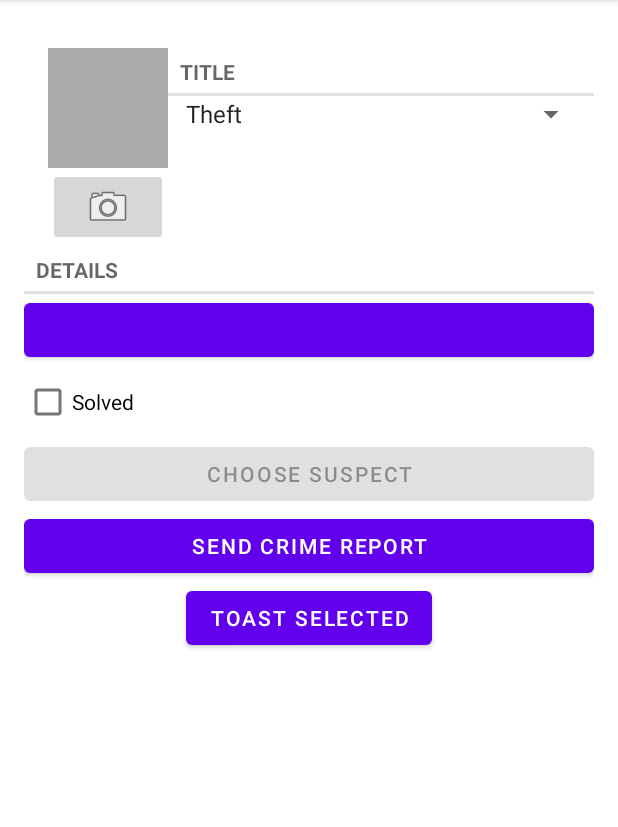
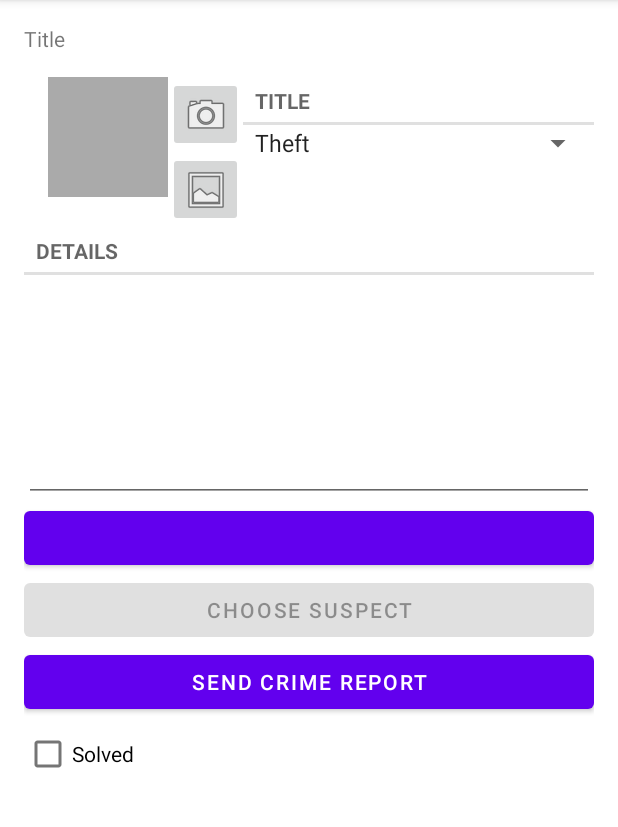
Before and after one commit to clemjfrancis/20201029_CriminalIntent_Suspect, an Android app: the screen it shows after launch (MainActivity), after a tap on "New Crime", on a phone screen of 412 x 824 dp, the part 84-911 px from its top. Run offline under Robolectric (Android 15) with nearby library versions, the phone set to English and light mode, and no system bars; our stand-ins replace Room's generated code; 1 statement that could not run was skipped.

Commit message:
added in crime description added in solve description include these in the database

```diff
--- a/app/src/main/java/com/bignerdranch/android/criminalintent/Crime.kt
+++ b/app/src/main/java/com/bignerdranch/android/criminalintent/Crime.kt
@@ -9,7 +9,9 @@ data class Crime(@PrimaryKey val id: UUID = UUID.randomUUID(),
                  var title: String = "",
                  var date: Date = Date(),
                  var isSolved: Boolean = false,
-                 var suspect: String = "") {
+                 var suspect: String = "",
+                 var details: String = "",
+                 var solveDetails: String? = null) {
 
     val photoFileName
         get() = "IMG_$id.jpg"
--- a/app/src/main/java/com/bignerdranch/android/criminalintent/CrimeFragment.kt
+++ b/app/src/main/java/com/bignerdranch/android/criminalintent/CrimeFragment.kt
@@ -48,6 +48,9 @@ class CrimeFragment : Fragment(), DatePickerFragment.Callbacks, TimePickerFragme
     private val crimeDetailViewModel: CrimeDetailViewModel by lazy {
         ViewModelProviders.of(this).get(CrimeDetailViewModel::class.java)
     }
+    private lateinit var crimeDetails: EditText
+    private lateinit var crimeSolvedTitle: TextView
+    private lateinit var crimeSolvedDetails: EditText
 
     override fun onCreate(savedInstanceState: Bundle?) {
         super.onCreate(savedInstanceState)
@@ -72,6 +75,9 @@ class CrimeFragment : Fragment(), DatePickerFragment.Callbacks, TimePickerFragme
         photoButton = view.findViewById(R.id.crime_camera) as ImageButton
         photoView = view.findViewById(R.id.crime_photo) as ImageView
         titleSpinner = view.findViewById(R.id.spinner_options) as Spinner
+        crimeDetails = view.findViewById(R.id.crime_details) as EditText
+        crimeSolvedTitle = view.findViewById(R.id.solve_title) as TextView
+        crimeSolvedDetails = view.findViewById(R.id.solve_details) as EditText
 
         context?.let {
             ArrayAdapter.createFromResource(
@@ -120,12 +126,46 @@ class CrimeFragment : Fragment(), DatePickerFragment.Callbacks, TimePickerFragme
     override fun onStart() {
         super.onStart()
 
+        val detailsWatcher = object : TextWatcher {
+            override fun beforeTextChanged(s: CharSequence?, start: Int, count: Int, after: Int) {
+            }
+
+            override fun afterTextChanged(s: Editable?) {
+            }
+
+            override fun onTextChanged(sequence: CharSequence?, start: Int, before: Int, count: Int) {
+                crime.details = sequence.toString()
+            }
+
+        }
+        crimeDetails.addTextChangedListener(detailsWatcher)
+        val solveWatcher = object : TextWatcher {
+            override fun beforeTextChanged(s: CharSequence?, start: Int, count: Int, after: Int) {
+            }
+            override fun afterTextChanged(s: Editable?) {
+            }
+
+            override fun onTextChanged(sequence: CharSequence?, start: Int, before: Int, count: Int) {
+                crime.solveDetails = sequence.toString()
+            }
+        }
+        crimeSolvedDetails.addTextChangedListener(solveWatcher)
+
 
 
 
         solvedCheckBox.apply {
             setOnCheckedChangeListener { _, isChecked ->
                 crime.isSolved = isChecked
+                if (isChecked) {
+                    crimeSolvedDetails.visibility = View.VISIBLE
+                    crimeSolvedTitle.visibility = View.VISIBLE
+                }
+                else {
+                    crime.solveDetails = null
+                    crimeSolvedDetails.visibility = View.INVISIBLE
+                    crimeSolvedTitle.visibility = View.INVISIBLE
+                }
             }
 
             dateButton.setOnClickListener{
@@ -241,14 +281,17 @@ class CrimeFragment : Fragment(), DatePickerFragment.Callbacks, TimePickerFragme
             this.setSelection(itemPosition)
         }
 
-        dateButton.text = crime.date.toString()
+        dateButton.text = DateFormat.format("EEE MMMM dd yyyy h:mm aa", this.crime.date)
         solvedCheckBox.apply {
             isChecked = crime.isSolved
+
             jumpDrawablesToCurrentState()
         }
         if (crime.suspect.isNotEmpty()) {
             suspectButton.text = crime.suspect
         }
+        crimeDetails.setText(crime.details)
+        crimeSolvedDetails.setText(crime.solveDetails)
         updatePhotoViewer()
     }
 
--- a/app/src/main/java/database/CrimeDatabase.kt
+++ b/app/src/main/java/database/CrimeDatabase.kt
@@ -7,7 +7,7 @@ import androidx.room.migration.Migration
 import androidx.sqlite.db.SupportSQLiteDatabase
 import com.bignerdranch.android.criminalintent.Crime
 
-@Database(entities = [Crime::class], version = 2)
+@Database(entities = [Crime::class], version = 3)
 @TypeConverters (CrimeTypeConverters::class)
 abstract class CrimeDatabase : RoomDatabase() {
 
@@ -21,3 +21,13 @@ val migration_1_2 = object : Migration(1, 2) {
         )
     }
 }
+val migration_2_3 = object : Migration(2,3) {
+    override fun migrate(database: SupportSQLiteDatabase) {
+        database.execSQL(
+            "ALTER TABLE Crime ADD COLUMN details TEXT NOT NULL DEFAULT ''"
+        )
+        database.execSQL(
+            "ALTER TABLE Crime ADD COLUMN solveDetails TEXT DEFAULT ''"
+        )
+    }
+}
--- a/app/src/main/java/database/CrimeRepository.kt
+++ b/app/src/main/java/database/CrimeRepository.kt
@@ -17,7 +17,9 @@ class CrimeRepository private constructor(context: Context) {
         context.applicationContext,
         CrimeDatabase::class.java,
         DATABASE_NAME
-    ).addMigrations(migration_1_2)
+    )
+        .addMigrations(migration_1_2)
+        .addMigrations(migration_2_3)
             .build()
 
     private val crimeDao = database.crimeDao()
--- a/app/src/main/res/layout/fragment_crime.xml
+++ b/app/src/main/res/layout/fragment_crime.xml
@@ -1,58 +1,79 @@
 <?xml version="1.0" encoding="utf-8"?>
-<LinearLayout xmlns:android="http://schemas.android.com/apk/res/android"
-    xmlns:tools="http://schemas.android.com/tools"
-    android:orientation="vertical"
+<ScrollView xmlns:android="http://schemas.android.com/apk/res/android"
+    android:layout_width="fill_parent"
+    android:layout_height="fill_parent" >
+    <LinearLayout
+        android:id="@+id/lLayout"
         android:layout_width="match_parent"
         android:layout_height="match_parent"
-    android:layout_margin="16dp">
+        android:layout_margin="16dp"
+        android:focusable="true"
+        android:focusableInTouchMode="true"
+        android:orientation="vertical">
+
+        <TextView
+            android:id="@+id/crime_status"
+            android:layout_width="wrap_content"
+            android:layout_height="wrap_content"
+            android:text="@string/crime_title_label" />
 
         <LinearLayout
             android:layout_width="match_parent"
             android:layout_height="wrap_content"
-        android:orientation="horizontal"
-        android:layout_marginStart="16dp"
-        android:layout_marginTop="16dp">
+            android:layout_marginLeft="16dp"
+            android:layout_marginTop="16dp"
+            android:orientation="horizontal">
+
+            <LinearLayout
+                android:layout_width="wrap_content"
+                android:layout_height="wrap_content"
+                android:orientation="horizontal">
+
+                <ImageView
+                    android:id="@+id/crime_photo"
+                    android:layout_width="80dp"
+                    android:layout_height="80dp"
+                    android:background="@android:color/darker_gray"
+                    android:cropToPadding="true"
+                    android:scaleType="centerInside" />
 
                 <LinearLayout
                     android:layout_width="wrap_content"
                     android:layout_height="wrap_content"
                     android:orientation="vertical">
 
-            <ImageView
-                android:id="@+id/crime_photo"
-                android:layout_width="80dp"
-                android:layout_height="80dp"
-                android:scaleType="centerInside"
-                android:cropToPadding="true"
-                android:background="@android:color/darker_gray"/>
+                    <ImageButton
+                        android:id="@+id/crime_camera"
+                        android:layout_width="50dp"
+                        android:layout_height="50dp"
+                        android:src="@android:drawable/ic_menu_camera" />
 
                     <ImageButton
-                android:id="@+id/crime_camera"
-                android:layout_width="match_parent"
-                android:layout_height="wrap_content"
-                android:src="@android:drawable/ic_menu_camera"/>
+                        android:id="@+id/crime_filechooser"
+                        android:layout_width="50dp"
+                        android:layout_height="50dp"
+                        android:src="@android:drawable/ic_menu_gallery" />
                 </LinearLayout>
+            </LinearLayout>
+
             <LinearLayout
-            android:orientation="vertical"
                 android:layout_width="0dp"
                 android:layout_height="wrap_content"
-            android:layout_weight="1">
-
-
+                android:layout_weight="1"
+                android:orientation="vertical">
 
                 <TextView
                     style="?android:listSeparatorTextViewStyle"
                     android:layout_width="match_parent"
                     android:layout_height="wrap_content"
-                android:text="@string/crime_title_label"/>
+                    android:text="@string/crime_title_label" />
 
                 <Spinner
                     android:id="@+id/spinner_options"
-                android:layout_width="275dp"
+                    android:layout_width="match_parent"
                     android:layout_height="wrap_content"
                     android:layout_gravity="center_horizontal"
                     android:gravity="fill_horizontal" />
-
             </LinearLayout>
         </LinearLayout>
 
@@ -60,36 +81,71 @@
             style="?android:listSeparatorTextViewStyle"
             android:layout_width="match_parent"
             android:layout_height="wrap_content"
-        android:text="@string/crime_details_label"/>
+            android:text="@string/crime_details_label" />
+
+        <EditText
+            android:id="@+id/crime_details"
+            android:layout_width="match_parent"
+            android:layout_height="wrap_content"
+            android:layout_marginTop="0dp"
+            android:gravity="top"
+            android:inputType="textMultiLine"
+            android:maxLength="4096"
+            android:maxLines="6"
+            android:minLines="6"
+            android:padding="10dip"
+            android:scrollbars="vertical"
+            android:textAppearance="?android:attr/textAppearanceMedium"
+            android:typeface="monospace"/>
+        <!--android:background="@drawable/edittext_border"-->
 
         <Button
             android:id="@+id/crime_date"
             android:layout_width="match_parent"
+            android:layout_height="wrap_content" />
+
+        <Button
+            android:id="@+id/crime_suspect"
+            android:layout_width="match_parent"
             android:layout_height="wrap_content"
-        tools:text="Wed Nov 14 11:56 EST 2018"/>
+            android:text="@string/crime_suspect_text" />
+
+        <Button
+            android:id="@+id/crime_report"
+            android:layout_width="match_parent"
+            android:layout_height="wrap_content"
+            android:text="@string/crime_report_text" />
 
         <CheckBox
             android:id="@+id/crime_solved"
             android:layout_width="match_parent"
             android:layout_height="wrap_content"
-        android:text="@string/crime_solved_label"/>
+            android:text="@string/crime_solved_label" />
 
-    <Button
-        android:id="@+id/crime_suspect"
+        <TextView
+            style="?android:listSeparatorTextViewStyle"
+            android:id="@+id/solve_title"
             android:layout_width="match_parent"
             android:layout_height="wrap_content"
-        android:text="@string/crime_suspect_text"/>
+            android:visibility="invisible"
+            android:text="@string/solve_details_label" />
 
-    <Button
-        android:id="@+id/crime_report"
+        <EditText
+            android:id="@+id/solve_details"
             android:layout_width="match_parent"
             android:layout_height="wrap_content"
-        android:text="@string/crime_report_text"/>
+            android:layout_marginTop="0dp"
+            android:gravity="top"
+            android:inputType="textMultiLine"
+            android:maxLength="4096"
+            android:maxLines="6"
+            android:minLines="6"
+            android:padding="10dip"
+            android:scrollbars="vertical"
+            android:textAppearance="?android:attr/textAppearanceMedium"
+            android:visibility="invisible"
+            android:typeface="monospace"
+            android:hint="@string/solve_hint"/>
 
-    <Button
-        android:id="@+id/spinner_value"
-        android:layout_width="wrap_content"
-        android:layout_height="wrap_content"
-        android:layout_gravity="center_horizontal"
-        android:text="Toast Selected"/>
     </LinearLayout>
+</ScrollView>
--- a/app/src/main/res/values/strings.xml
+++ b/app/src/main/res/values/strings.xml
@@ -17,6 +17,8 @@
     <string name="send_report">Send crime report via</string>
     <string name="crime_title" translatable="false">Crime Title</string>
     <string name="crime_date" translatable="false">Crime Date</string>
+    <string name="solve_details_label">Solve Details</string>
+    <string name="solve_hint">Enter solve details here...</string>
     <string-array name="crimes_array">
         <item>Theft</item>
         <item>Robbery</item>
```
Lines whose indentation alone changed are shown as unchanged.
